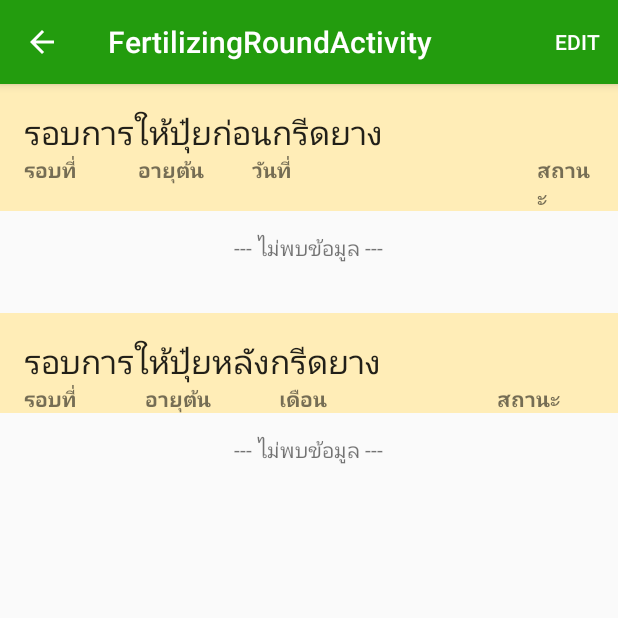
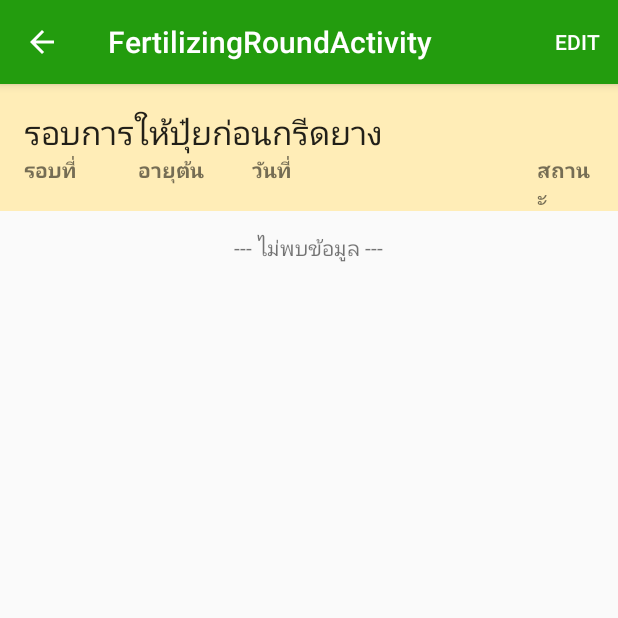
Before and after one commit to bnitelf/FertilizerForLatex, an Android app: the FertilizingRoundActivity screen opened directly, with no data from a screen before it, on a phone screen of 412 x 824 dp, the top half of it. Run offline under Robolectric (Android 15) with nearby library versions, the phone set to English and light mode, and no system bars; 2 statements that could not run were skipped.

Commit message:
Add: finish fertilizing round after harvest implementation.

```diff
--- a/app/src/main/java/com/example/puicbr/fertilizerforlatex/Adapter/FertilizingRoundAdapter.java
+++ b/app/src/main/java/com/example/puicbr/fertilizerforlatex/Adapter/FertilizingRoundAdapter.java
@@ -13,13 +13,9 @@ import com.example.puicbr.fertilizerforlatex.R;
 import com.example.puicbr.fertilizerforlatex.helper.DateHelper;
 import com.example.puicbr.fertilizerforlatex.helper.DbHelper;
 import com.example.puicbr.fertilizerforlatex.model.Constants.FertilizingRoundState;
-import com.example.puicbr.fertilizerforlatex.model.Constants.TaskState;
 import com.example.puicbr.fertilizerforlatex.model.Fertilizing_Round;
-import com.example.puicbr.fertilizerforlatex.model.Formula;
 
-import java.util.Date;
 import java.util.List;
-import java.util.concurrent.TimeUnit;
 
 /**
  * Created by Folder on 01-May-17.
@@ -76,7 +72,7 @@ public class FertilizingRoundAdapter extends BaseAdapter {
         // Setting all values in listview
         tvRound.setText(String.valueOf(fRound.round));
         tvTreeAge.setText(String.valueOf(fRound.tree_age) + " เดือน");
-        tvDate.setText(DateHelper.formatDateToDateStringFertilizingRound(fRound.date));
+        tvDate.setText(DateHelper.formatDateToDateStringForDisplay(fRound.date));
         tvStatus.setText(fRound.finish_state.getFieldDescription());
         chkFinish.setTag(position);
 
--- a/app/src/main/java/com/example/puicbr/fertilizerforlatex/FertilizingRoundActivity.java
+++ b/app/src/main/java/com/example/puicbr/fertilizerforlatex/FertilizingRoundActivity.java
@@ -3,6 +3,7 @@ package com.example.puicbr.fertilizerforlatex;
 import android.content.Intent;
 import android.support.v7.app.AppCompatActivity;
 import android.os.Bundle;
+import android.util.Log;
 import android.view.Menu;
 import android.view.MenuItem;
 import android.view.View;
@@ -21,15 +22,21 @@ import java.util.List;
 
 public class FertilizingRoundActivity extends AppCompatActivity {
 
+    private static final String DEBUG_TAG = "fertilizerforlatexDebug";
+
+    private TextView txtHeader = null;
     private ListView lvBefore = null;
     private ListView lvAfter = null;
     private TextView txtNoDataBefore = null;
     private TextView txtNoDataAfter = null;
 
     private int task_id = -1;
+    private boolean viewBeforeHarvast = true;
+
     private Task task = null;
 
-    private FertilizingRoundAdapter adapter = null;
+    private FertilizingRoundAdapter adapterBefore = null;
+    private FertilizingRoundAdapter adapterAfter = null;
     private DbHelper dbHelper = null;
 
     private boolean editMode = false;
@@ -41,13 +48,17 @@ public class FertilizingRoundActivity extends AppCompatActivity {
 
         getSupportActionBar().setDisplayHomeAsUpEnabled(true);
 
+        txtHeader = (TextView) findViewById(R.id.txt_header);
         lvBefore = (ListView) findViewById(R.id.lvBefore);
-        lvAfter = (ListView) findViewById(R.id.lvAfter);
+        //lvAfter = (ListView) findViewById(R.id.lvAfter);
         txtNoDataBefore = (TextView) findViewById(R.id.txtNoDataBefore);
-        txtNoDataAfter = (TextView) findViewById(R.id.txtNoDataAfter);
+        //txtNoDataAfter = (TextView) findViewById(R.id.txtNoDataAfter);
 
         Intent mIntent = getIntent();
         task_id = mIntent.getIntExtra("task_id", 0);
+        viewBeforeHarvast = mIntent.getBooleanExtra("before", true);
+
+        Log.d(DEBUG_TAG, "task_id = " + task_id);
 
         dbHelper = new DbHelper(this);
         task = dbHelper.selectTaskById(task_id);
@@ -58,35 +69,62 @@ public class FertilizingRoundActivity extends AppCompatActivity {
         List<Fertilizing_Round> fRoundBeforeList = new ArrayList<>();
 
         // รายการรอบการให้ปุ๋ยหลังกรีด
-        List<Fertilizing_Round> fRoundAfterList = null;
+        List<Fertilizing_Round> fRoundAfterList = new ArrayList<>();
 
         Calendar harvestDate = null;
         Calendar roundDate = null;
-        if(task.isHarvested()) {
+        if (task.isHarvested()) {
             harvestDate = DateHelper.toCalendar(task.harvest_date);
         }
 
-        // แยกรอบการให้ปุ๋ยก่อนกรีด
-        for(Fertilizing_Round fRound : fertilizingRoundList){
-            if(task.isHarvested()){
+        // แยกรอบการให้ปุ๋ยก่อนกรีด และหลังกรีด
+        if (task.isHarvested()) {
+            for (Fertilizing_Round fRound : fertilizingRoundList) {
+
                 roundDate = DateHelper.toCalendar(fRound.date);
                 // ถ้ารอบการให้ปุ๋ยมากกว่าวันกรีด ไม่ต้อง add ลง fRoundBeforeList
-                if(roundDate.after(harvestDate)){
-                    break;
+                if (roundDate.after(harvestDate)) {
+                    fRoundAfterList.add(fRound);
+                } else {
+                    fRoundBeforeList.add(fRound);
                 }
             }
-
-            fRoundBeforeList.add(fRound);
+        } else {
+            fRoundBeforeList.addAll(fertilizingRoundList);
         }
 
+
+
         // เพิ่มรอบการให้ปุ๋ยลง listview
-        if(fRoundBeforeList.size() > 0){
-            txtNoDataBefore.setVisibility(View.GONE);
-            lvBefore.setVisibility(View.VISIBLE);
+        if (viewBeforeHarvast) {
+            txtHeader.setText("รอบการให้ปุ๋ยก่อนกรีดยาง");
 
-            adapter = new FertilizingRoundAdapter(this, fRoundBeforeList);
-            lvBefore.setAdapter(adapter);
+            if(fRoundBeforeList.size() > 0) {
+                txtNoDataBefore.setVisibility(View.GONE);
+                lvBefore.setVisibility(View.VISIBLE);
+
+                adapterBefore = new FertilizingRoundAdapter(this, fRoundBeforeList);
+                lvBefore.setAdapter(adapterBefore);
+            }
+        } else {
+            txtHeader.setText("รอบการให้ปุ๋ยก่อนหลังยาง");
+
+            if(fRoundAfterList.size() > 0) {
+                txtNoDataBefore.setVisibility(View.GONE);
+                lvBefore.setVisibility(View.VISIBLE);
+
+                adapterBefore = new FertilizingRoundAdapter(this, fRoundAfterList);
+                lvBefore.setAdapter(adapterBefore);
+            }
         }
+
+//        if (fRoundAfterList.size() > 0) {
+//            txtNoDataAfter.setVisibility(View.GONE);
+//            lvAfter.setVisibility(View.VISIBLE);
+//
+//            adapterAfter = new FertilizingRoundAdapter(this, fRoundAfterList);
+//            lvAfter.setAdapter(adapterAfter);
+//        }
     }
 
     @Override
@@ -96,7 +134,7 @@ public class FertilizingRoundActivity extends AppCompatActivity {
         MenuItem itemEdit = menu.findItem(R.id.action_edit);
         MenuItem itemDone = menu.findItem(R.id.action_done);
 
-        if(editMode){
+        if (editMode) {
             itemEdit.setVisible(false);
             itemDone.setVisible(true);
         } else {
@@ -124,17 +162,21 @@ public class FertilizingRoundActivity extends AppCompatActivity {
             // re-create option menu
             supportInvalidateOptionsMenu();
 
-            adapter.enableEditMode(true);
+            adapterBefore.enableEditMode(true);
+
+//            if(adapterAfter != null)
+//                adapterAfter.enableEditMode(true);
 
         } else if (id == R.id.action_done) {
             editMode = false;
             // re-create option menu
             supportInvalidateOptionsMenu();
 
-            adapter.enableEditMode(false);
+            adapterBefore.enableEditMode(false);
+
+//            if(adapterAfter != null)
+//                adapterAfter.enableEditMode(false);
         }
-
-
 
         return super.onOptionsItemSelected(item);
     }
--- a/app/src/main/res/layout/activity_fertilizing_round.xml
+++ b/app/src/main/res/layout/activity_fertilizing_round.xml
@@ -6,6 +6,7 @@
     tools:context="com.example.puicbr.fertilizerforlatex.FertilizingRoundActivity">
 
     <TextView
+        android:id="@+id/txt_header"
         android:layout_width="match_parent"
         android:layout_height="wrap_content"
         android:textAppearance="?android:attr/textAppearanceLarge"
@@ -67,68 +68,68 @@
         android:focusable="false"
         android:gravity="center" />
 
-    <TextView
-        android:layout_width="match_parent"
-        android:layout_height="wrap_content"
-        android:textAppearance="?android:attr/textAppearanceLarge"
-        android:text="รอบการให้ปุ๋ยหลังกรีดยาง"
-        android:layout_marginTop="20dp"
-        android:background="#ffedb7"
-        android:paddingTop="16dp"
-        android:paddingLeft="16dp" />
+    <!--<TextView-->
+        <!--android:layout_width="match_parent"-->
+        <!--android:layout_height="wrap_content"-->
+        <!--android:textAppearance="?android:attr/textAppearanceLarge"-->
+        <!--android:text="รอบการให้ปุ๋ยหลังกรีดยาง"-->
+        <!--android:layout_marginTop="20dp"-->
+        <!--android:background="#ffedb7"-->
+        <!--android:paddingTop="16dp"-->
+        <!--android:paddingLeft="16dp" />-->
 
-    <LinearLayout
-        android:orientation="horizontal"
-        android:layout_width="match_parent"
-        android:layout_height="wrap_content"
-        android:background="#ffedb7"
-        android:paddingLeft="16dp"
-        android:paddingRight="16dp">
+    <!--<LinearLayout-->
+        <!--android:orientation="horizontal"-->
+        <!--android:layout_width="match_parent"-->
+        <!--android:layout_height="wrap_content"-->
+        <!--android:background="#ffedb7"-->
+        <!--android:paddingLeft="16dp"-->
+        <!--android:paddingRight="16dp">-->
 
-        <TextView
-            android:layout_width="wrap_content"
-            android:layout_height="wrap_content"
-            android:layout_weight="2"
-            android:text="รอบที่"
-            android:textStyle="bold" />
+        <!--<TextView-->
+            <!--android:layout_width="0dp"-->
+            <!--android:layout_height="wrap_content"-->
+            <!--android:layout_weight="2"-->
+            <!--android:text="รอบที่"-->
+            <!--android:textStyle="bold" />-->
 
-        <TextView
-            android:layout_width="wrap_content"
-            android:layout_height="wrap_content"
-            android:layout_weight="2"
-            android:text="อายุต้น"
-            android:textStyle="bold" />
+        <!--<TextView-->
+            <!--android:layout_width="0dp"-->
+            <!--android:layout_height="wrap_content"-->
+            <!--android:layout_weight="2"-->
+            <!--android:text="อายุต้น"-->
+            <!--android:textStyle="bold" />-->
 
-        <TextView
-            android:layout_width="wrap_content"
-            android:layout_height="wrap_content"
-            android:layout_weight="5"
-            android:text="เดือน"
-            android:textStyle="bold" />
+        <!--<TextView-->
+            <!--android:layout_width="0dp"-->
+            <!--android:layout_height="wrap_content"-->
+            <!--android:layout_weight="5"-->
+            <!--android:text="เดือน"-->
+            <!--android:textStyle="bold" />-->
 
-        <TextView
-            android:layout_width="wrap_content"
-            android:layout_height="wrap_content"
-            android:layout_weight="1"
-            android:text="สถานะ"
-            android:textStyle="bold" />
+        <!--<TextView-->
+            <!--android:layout_width="0dp"-->
+            <!--android:layout_height="wrap_content"-->
+            <!--android:layout_weight="1"-->
+            <!--android:text="สถานะ"-->
+            <!--android:textStyle="bold" />-->
 
-    </LinearLayout>
+    <!--</LinearLayout>-->
 
-    <ListView
-        android:layout_width="match_parent"
-        android:layout_height="wrap_content"
-        android:id="@+id/lvAfter"
-        android:visibility="gone" />
+    <!--<ListView-->
+        <!--android:layout_width="match_parent"-->
+        <!--android:layout_height="wrap_content"-->
+        <!--android:id="@+id/lvAfter"-->
+        <!--android:visibility="gone" />-->
 
-    <TextView
-        android:layout_width="wrap_content"
-        android:layout_height="48dp"
-        android:text="--- ไม่พบข้อมูล ---"
-        android:id="@+id/txtNoDataAfter"
-        android:layout_gravity="center"
-        android:autoText="false"
-        android:focusable="false"
-        android:gravity="center" />
+    <!--<TextView-->
+        <!--android:layout_width="wrap_content"-->
+        <!--android:layout_height="48dp"-->
+        <!--android:text="-&#45;&#45; ไม่พบข้อมูล -&#45;&#45;"-->
+        <!--android:id="@+id/txtNoDataAfter"-->
+        <!--android:layout_gravity="center"-->
+        <!--android:autoText="false"-->
+        <!--android:focusable="false"-->
+        <!--android:gravity="center" />-->
 
 </LinearLayout>
```
Also changed, not shown: app/src/main/java/com/example/puicbr/fertilizerforlatex/TaskDetailActivity.java (+25 -8 lines), app/src/main/java/com/example/puicbr/fertilizerforlatex/TaskEditActivity.java (+45 -14 lines), app/src/main/java/com/example/puicbr/fertilizerforlatex/helper/DateHelper.java (+10 -1 lines), app/src/main/res/layout/activity_task_detail.xml (+24 -17 lines), app/src/main/res/layout/list_item_fertilizing_round.xml (+5 -8 lines).
